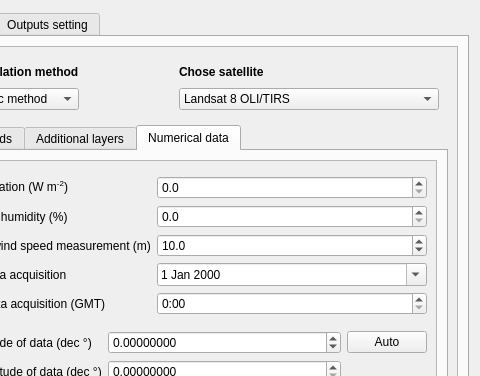
Above: SEBCS_dialog_base.ui from JakubBrom/SEBCS before the change; both pictures show x 112 to 592 and y 0 to 376 of the 592 by 717 pixel window. Below: the same form after it.
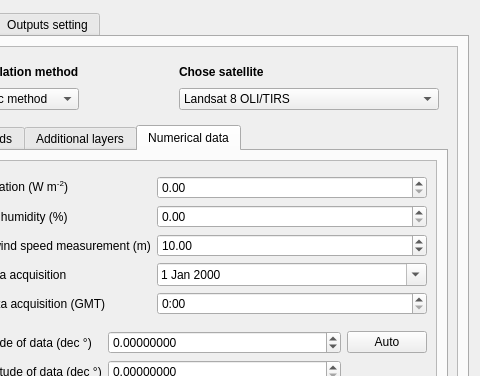
That is the form after the change. The open tabs and pages were chosen to show the change. Icons and pictures are not drawn. Custom widgets are drawn as their Qt base class.

Patch:
```diff
--- a/SEBCS_dialog_base.ui
+++ b/SEBCS_dialog_base.ui
@@ -1076,9 +1076,6 @@
                            <verstretch>0</verstretch>
                           </sizepolicy>
                          </property>
-                         <property name="decimals">
-                          <number>1</number>
-                         </property>
                          <property name="maximum">
                           <double>9999.000000000000000</double>
                          </property>
@@ -1099,9 +1096,6 @@
                            <verstretch>0</verstretch>
                           </sizepolicy>
                          </property>
-                         <property name="decimals">
-                          <number>1</number>
-                         </property>
                          <property name="maximum">
                           <double>100.000000000000000</double>
                          </property>
@@ -1128,12 +1122,6 @@
                          <property name="suffix">
                           <string/>
                          </property>
-                         <property name="decimals">
-                          <number>1</number>
-                         </property>
-                         <property name="maximum">
-                          <double>1000.000000000000000</double>
-                         </property>
                          <property name="value">
                           <double>10.000000000000000</double>
                          </property>
```
Left out of the diff: 2 changed lines with no effect on the pictures.
